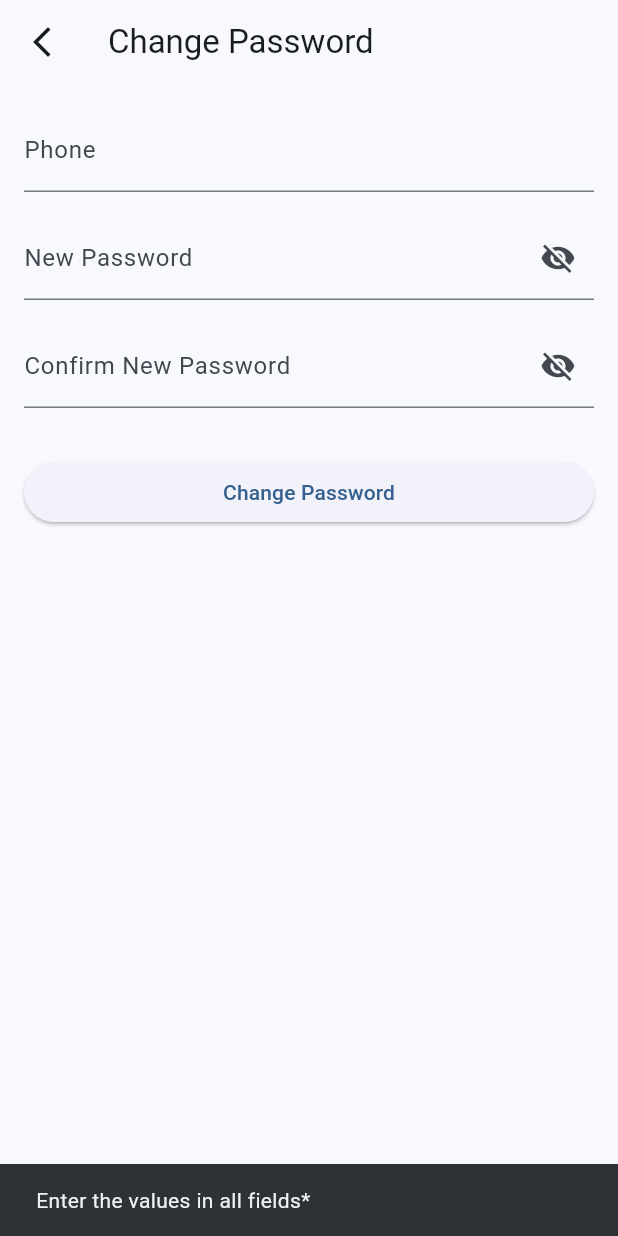
After one commit to Vishnu-AIR/doc_p_new, a Flutter app: the ForgetPasswordScreen screen opened directly, after a tap on "Change Password", on a phone screen of 412 x 824 dp. The commit adds this screen. Run offline on Flutter 3.47's test engine with Material 3 defaults, Android fonts, the light colour scheme and no system bars; our stand-ins replace dio, file_picker, geolocator, image_picker, jwt_decoder, permission_handler and 1 more; accounts and stored records are empty.

Commit message:
new some updates

```diff
--- /dev/null
+++ b/lib/screens/forget_password.dart
@@ -0,0 +1,212 @@
+import 'package:dummy1/screens/login.dart';
+import 'package:flutter/material.dart';
+import 'package:dummy1/screens/navbar.dart';
+import 'package:dummy1/service/docModel.dart';
+import '../service/api_call.dart';
+import 'otp.dart';
+
+class ForgetPasswordScreen extends StatefulWidget {
+  @override
+  _ForgetPasswordScreenState createState() => _ForgetPasswordScreenState();
+}
+
+class _ForgetPasswordScreenState extends State<ForgetPasswordScreen> {
+  final TextEditingController phoneNumberController = TextEditingController();
+  final TextEditingController newPasswordController = TextEditingController();
+  final TextEditingController confirmNewPasswordController =
+      TextEditingController();
+
+  bool _isLoading = false;
+
+  bool _obscureNewPassword = true;
+  bool _obscureConfirmNewPassword = true;
+
+  void _changePassword() async {
+    setState(() {
+      _isLoading = true;
+    });
+    String phoneNumber = phoneNumberController.text;
+    String newPassword = newPasswordController.text;
+    String confirmNewPassword = confirmNewPasswordController.text;
+
+    if (phoneNumber.trim().isEmpty) {
+      ScaffoldMessenger.of(context).showSnackBar(
+        SnackBar(
+          content: Text('Enter the values in all fields*'),
+        ),
+      );
+      setState(() {
+        _isLoading = false;
+      });
+      return;
+    }
+    var redc = await ApiHelper.getDocByPhone(phoneNumberController.text.trim());
+    print(redc.runtimeType);
+    if (redc.runtimeType == String) {
+      if (phoneNumberController.text.trim().isEmpty ||
+          newPasswordController.text.trim().isEmpty ||
+          confirmNewPasswordController.text.trim().isEmpty) {
+        // Show error message
+        ScaffoldMessenger.of(context).showSnackBar(
+          SnackBar(
+            content: Text('Enter the values in all fields*'),
+          ),
+        );
+        setState(() {
+          _isLoading = false;
+        });
+        return;
+      }
+
+      // Validate passwords
+      if (newPassword != confirmNewPassword) {
+        // Show error message
+        ScaffoldMessenger.of(context).showSnackBar(
+          SnackBar(
+            content: Text('New password and confirm password do not match.'),
+          ),
+        );
+        setState(() {
+          _isLoading = false;
+        });
+        return;
+      }
+
+      Map _res = await ApiHelper.updateDoctor(
+          redc, {"password": newPasswordController.text.trim()});
+
+      if (_res["success"] == true) {
+        setState(() {
+          _isLoading = false;
+        });
+        Navigator.of(context).pushReplacement(
+          MaterialPageRoute(builder: (context) => LoginScreen()),
+        );
+        return;
+      } else {
+        ScaffoldMessenger.of(context).showSnackBar(
+          SnackBar(
+            content: Text('${_res["message"]}'),
+            duration: Duration(seconds: 2),
+          ),
+        );
+        setState(() {
+          _isLoading = false;
+        });
+        return;
+      }
+    } else if (redc == false) {
+      print("gghgij");
+      var res = await ApiHelper.verifyOTP(phoneNumber.trim());
+      //print(res);
+      //if(res["data"])
+      if (res["success"] == true) {
+        setState(() {
+          _isLoading = false;
+        });
+        Navigator.of(context).pushReplacement(MaterialPageRoute(
+            builder: (context) => OtpScreen(
+                  otp: res["data"]["otp"],
+                  phone: phoneNumber.trim(),
+                )));
+        return;
+      } else {
+        setState(() {
+          _isLoading = false;
+        });
+        ScaffoldMessenger.of(context).showSnackBar(
+          SnackBar(
+            content: Text('${res["message"]}'),
+            duration: Duration(seconds: 2), // Adjust duration as needed
+          ),
+        );
+        return;
+      }
+    } else {
+      setState(() {
+        _isLoading = false;
+      });
+      ScaffoldMessenger.of(context).showSnackBar(
+        SnackBar(
+          content: Text('Something went Wrong'),
+        ),
+      );
+    }
+  }
+
+  @override
+  Widget build(BuildContext context) {
+    return Scaffold(
+      appBar: AppBar(
+        title: Text('Change Password'),
+        leading: IconButton(
+          onPressed: () {
+            Navigator.of(context).pushReplacement(
+              MaterialPageRoute(builder: (context) => NavBar()),
+            );
+          },
+          icon: Icon(Icons.arrow_back_ios_new),
+        ),
+      ),
+      body: Padding(
+        padding: const EdgeInsets.all(16.0),
+        child: Column(
+          crossAxisAlignment: CrossAxisAlignment.stretch,
+          children: [
+            TextField(
+              controller: phoneNumberController,
+              decoration: InputDecoration(labelText: 'Phone'),
+            ),
+            SizedBox(height: 16),
+            TextField(
+              controller: newPasswordController,
+              decoration: InputDecoration(
+                labelText: 'New Password',
+                suffixIcon: IconButton(
+                  onPressed: () {
+                    setState(() {
+                      _obscureNewPassword = !_obscureNewPassword;
+                    });
+                  },
+                  icon: Icon(
+                    _obscureNewPassword
+                        ? Icons.visibility_off
+                        : Icons.visibility,
+                  ),
+                ),
+              ),
+              obscureText: _obscureNewPassword,
+            ),
+            SizedBox(height: 16),
+            TextField(
+              controller: confirmNewPasswordController,
+              decoration: InputDecoration(
+                labelText: 'Confirm New Password',
+                suffixIcon: IconButton(
+                  onPressed: () {
+                    setState(() {
+                      _obscureConfirmNewPassword = !_obscureConfirmNewPassword;
+                    });
+                  },
+                  icon: Icon(
+                    _obscureConfirmNewPassword
+                        ? Icons.visibility_off
+                        : Icons.visibility,
+                  ),
+                ),
+              ),
+              obscureText: _obscureConfirmNewPassword,
+            ),
+            SizedBox(height: 32),
+            ElevatedButton(
+              onPressed: _isLoading ? () {} : _changePassword,
+              child: _isLoading
+                  ? CircularProgressIndicator()
+                  : Text('Change Password'),
+            ),
+          ],
+        ),
+      ),
+    );
+  }
+}
--- a/lib/screens/personal_details.dart
+++ b/lib/screens/personal_details.dart
@@ -56,8 +56,8 @@ class _PersonalDetailsState extends State<PersonalDetails> {
       _isLoading = true;
     });
     var resc = await ApiHelper.checkPhone(_email.value.text.trim());
-
-    if (resc["status"]) {
+    print(resc);
+    if (!resc["status"]) {
       setState(() {
         _isLoading = false;
         docModel = docModel!.updateField(
--- a/lib/screens/profile_page.dart
+++ b/lib/screens/profile_page.dart
@@ -226,6 +226,7 @@ class _ProfilePageState extends State<ProfilePage> {
                         ),
                       ),
                     ),
+
                     SizedBox(height: 100),
                   ],
                 ),
--- a/pubspec.yaml
+++ b/pubspec.yaml
@@ -17,7 +17,7 @@ publish_to: 'none' # Remove this line if you wish to publish to pub.dev
 # https://developer.apple.com/library/archive/documentation/General/Reference/InfoPlistKeyReference/Articles/CoreFoundationKeys.html
 # In Windows, build-name is used as the major, minor, and patch parts
 # of the product and file versions while build-number is used as the build suffix.
-version: 1.0.1+1
+version: 1.0.1+2
 
 environment:
   sdk: '>=3.0.6 <4.0.0'
```
Also changed, not shown: lib/screens/availabilty.dart (+8 -0 lines), lib/screens/home.dart (+68 -69 lines), lib/screens/login.dart (+25 -0 lines), lib/screens/setting.dart (+44 -0 lines), lib/screens/signup.dart (+4 -4 lines), lib/service/api_call.dart (+66 -1 lines), 5 other files.
